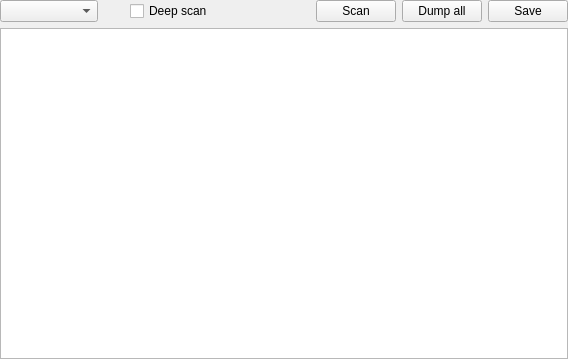
First picture: the form in xextractorwidget.ui, repository horsicq/XExtractorWidget, before the edit.
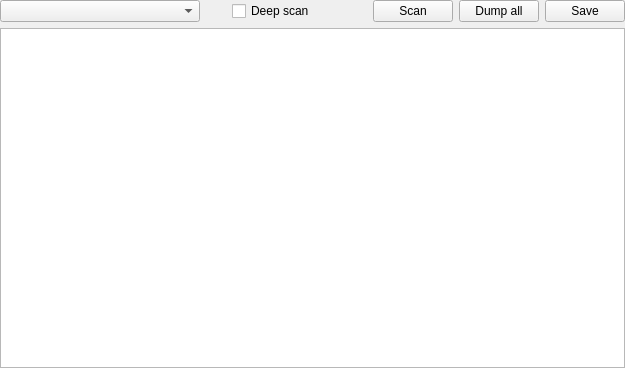
Second picture: the form after the edit. Custom widgets are drawn as their Qt base class.

What changed in the file:
```diff
--- a/xextractorwidget.ui
+++ b/xextractorwidget.ui
@@ -6,8 +6,8 @@
    <rect>
     <x>0</x>
     <y>0</y>
-    <width>568</width>
-    <height>359</height>
+    <width>625</width>
+    <height>368</height>
    </rect>
   </property>
   <property name="windowTitle">
@@ -36,6 +36,12 @@
          <verstretch>0</verstretch>
         </sizepolicy>
        </property>
+       <property name="minimumSize">
+        <size>
+         <width>200</width>
+         <height>0</height>
+        </size>
+       </property>
       </widget>
      </item>
      <item>
@@ -108,6 +114,9 @@
      <property name="selectionBehavior">
       <enum>QAbstractItemView::SelectRows</enum>
      </property>
+     <property name="sortingEnabled">
+      <bool>true</bool>
+     </property>
      <attribute name="horizontalHeaderStretchLastSection">
       <bool>true</bool>
      </attribute>
```
